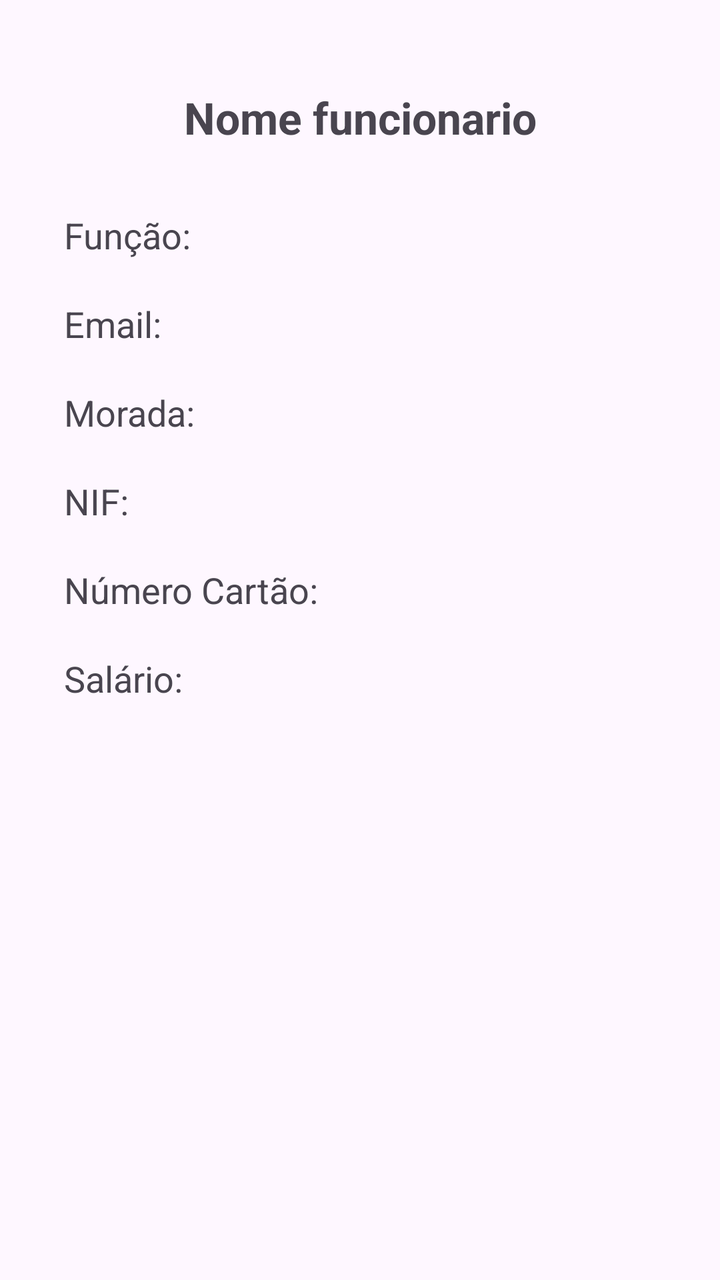
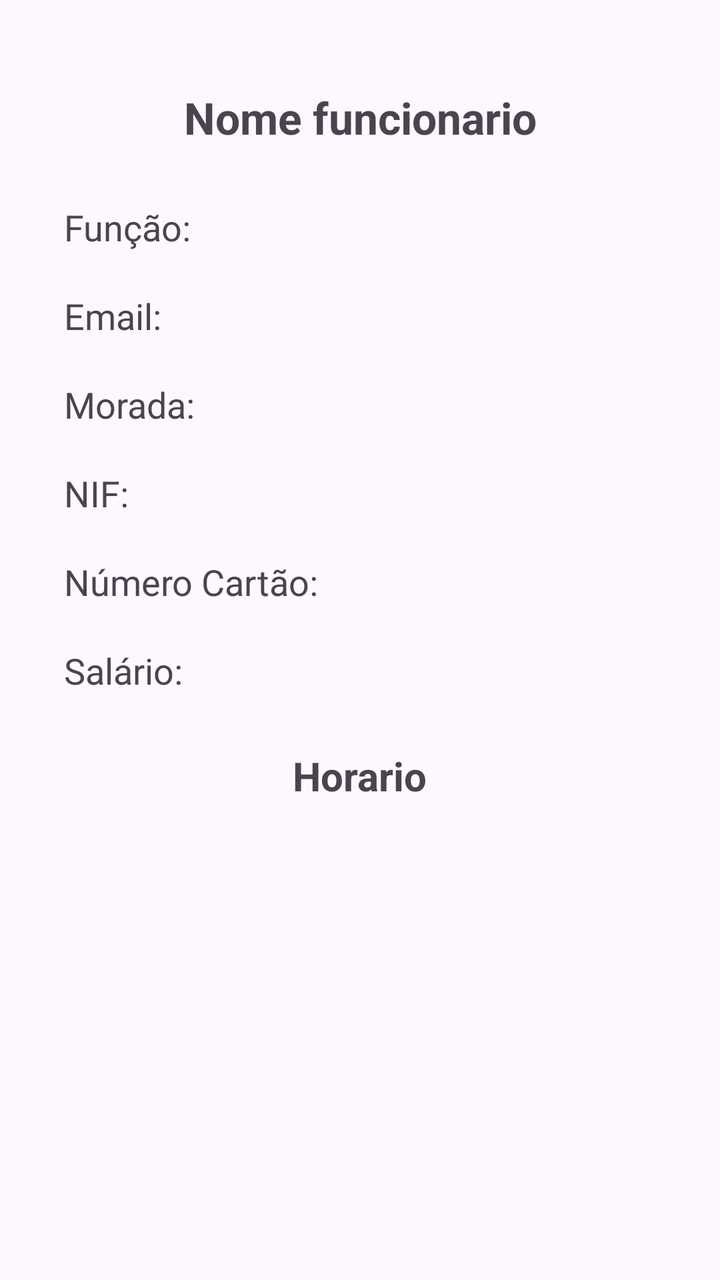

Two renders of the same Android screen: before a commit and after it. Below are the layout's source before the change and the commit's diff.
<!-- AndroidManifest.xml: application theme Theme.ProjectDroid_1220893_1241190 -->
<!-- res/layout/activity_detalhes_funcionario.xml -->
<?xml version="1.0" encoding="utf-8"?>
<androidx.constraintlayout.widget.ConstraintLayout xmlns:android="http://schemas.android.com/apk/res/android"
    xmlns:app="http://schemas.android.com/apk/res-auto"
    xmlns:tools="http://schemas.android.com/tools"
    android:id="@+id/main"
    android:layout_width="match_parent"
    android:layout_height="match_parent"
    tools:context=".ui.DetalhesFuncionario">

    <TextView
        android:id="@+id/nomeFuncionario"
        android:layout_width="0dp"
        android:layout_height="wrap_content"
        android:layout_marginStart="32dp"
        android:layout_marginTop="44dp"
        android:layout_marginEnd="32dp"
        android:gravity="center"
        android:text="Nome funcionario"
        android:textSize="22sp"
        android:textStyle="bold"
        app:layout_constraintEnd_toEndOf="parent"
        app:layout_constraintStart_toStartOf="parent"
        app:layout_constraintTop_toTopOf="parent" />

    <TextView
        android:id="@+id/funcaoFuncionario"
        android:layout_width="0dp"
        android:layout_height="wrap_content"
        android:layout_marginStart="32dp"
        android:layout_marginTop="32dp"
        android:layout_marginEnd="32dp"
        android:text="Função:"
        android:textSize="18sp"
        app:layout_constraintEnd_toEndOf="parent"
        app:layout_constraintStart_toStartOf="parent"
        app:layout_constraintTop_toBottomOf="@+id/nomeFuncionario" />

    <TextView
        android:id="@+id/emailFuncionario"
        android:layout_width="0dp"
        android:layout_height="wrap_content"
        android:layout_marginStart="32dp"
        android:layout_marginTop="20dp"
        android:layout_marginEnd="32dp"
        android:text="Email:"
        android:textSize="18sp"
        app:layout_constraintEnd_toEndOf="parent"
        app:layout_constraintStart_toStartOf="parent"
        app:layout_constraintTop_toBottomOf="@+id/funcaoFuncionario" />

    <TextView
        android:id="@+id/moradaFuncionario"
        android:layout_width="0dp"
        android:layout_height="wrap_content"
        android:layout_marginStart="32dp"
        android:layout_marginTop="20dp"
        android:layout_marginEnd="32dp"
        android:text="Morada:"
        android:textSize="18sp"
        app:layout_constraintEnd_toEndOf="parent"
        app:layout_constraintStart_toStartOf="parent"
        app:layout_constraintTop_toBottomOf="@+id/emailFuncionario" />

    <TextView
        android:id="@+id/nifFuncionario"
        android:layout_width="0dp"
        android:layout_height="wrap_content"
        android:layout_marginStart="32dp"
        android:layout_marginTop="20dp"
        android:layout_marginEnd="32dp"
        android:text="NIF:"
        android:textSize="18sp"
        app:layout_constraintEnd_toEndOf="parent"
        app:layout_constraintStart_toStartOf="parent"
        app:layout_constraintTop_toBottomOf="@+id/moradaFuncionario" />

    <TextView
        android:id="@+id/nCartaoFuncionario"
        android:layout_width="0dp"
        android:layout_height="wrap_content"
        android:layout_marginStart="32dp"
        android:layout_marginTop="20dp"
        android:layout_marginEnd="32dp"
        android:text="Número Cartão:"
        android:textSize="18sp"
        app:layout_constraintEnd_toEndOf="parent"
        app:layout_constraintStart_toStartOf="parent"
        app:layout_constraintTop_toBottomOf="@+id/nifFuncionario" />

    <TextView
        android:id="@+id/salarioFuncionario"
        android:layout_width="0dp"
        android:layout_height="wrap_content"
        android:layout_marginStart="32dp"
        android:layout_marginTop="20dp"
        android:layout_marginEnd="32dp"
        android:text="Salário:"
        android:textSize="18sp"
        app:layout_constraintEnd_toEndOf="parent"
        app:layout_constraintStart_toStartOf="parent"
        app:layout_constraintTop_toBottomOf="@+id/nCartaoFuncionario" />
</androidx.constraintlayout.widget.ConstraintLayout>
<!-- resources referenced by this layout -->
<resources>
  <style name="Theme.ProjectDroid_1220893_1241190" parent="Base.Theme.ProjectDroid_1220893_1241190" />
  <style name="Base.Theme.ProjectDroid_1220893_1241190" parent="Theme.Material3.DayNight.NoActionBar">
          
          
      </style>
</resources>

<!-- the commit's change to res/layout/activity_detalhes_funcionario.xml (unified diff, before → after) -->
@@ -27,7 +27,7 @@
         android:layout_width="0dp"
         android:layout_height="wrap_content"
         android:layout_marginStart="32dp"
-        android:layout_marginTop="32dp"
+        android:layout_marginTop="28dp"
         android:layout_marginEnd="32dp"
         android:text="Função:"
         android:textSize="18sp"
@@ -99,4 +99,37 @@
         app:layout_constraintEnd_toEndOf="parent"
         app:layout_constraintStart_toStartOf="parent"
         app:layout_constraintTop_toBottomOf="@+id/nCartaoFuncionario" />
+
+    <androidx.recyclerview.widget.RecyclerView
+        android:id="@+id/rvDetalhesHorarioFunc"
+        android:layout_width="413dp"
+        android:layout_height="234dp"
+        android:layout_marginTop="21dp"
+        app:layout_constraintEnd_toEndOf="parent"
+        app:layout_constraintStart_toStartOf="parent"
+        app:layout_constraintTop_toBottomOf="@+id/textView3" />
+
+    <Button
+        android:id="@+id/buttonGoGo"
+        android:layout_width="179dp"
+        android:layout_height="49dp"
+        android:layout_marginStart="200dp"
+        android:layout_marginTop="10dp"
+        android:layout_marginEnd="32dp"
+        android:text="Button"
+        app:layout_constraintEnd_toEndOf="parent"
+        app:layout_constraintStart_toStartOf="parent"
+        app:layout_constraintTop_toBottomOf="@+id/rvDetalhesHorarioFunc" />
+
+    <TextView
+        android:id="@+id/textView3"
+        android:layout_width="wrap_content"
+        android:layout_height="wrap_content"
+        android:layout_marginTop="27dp"
+        android:text="Horario"
+        android:textSize="20sp"
+        android:textStyle="bold"
+        app:layout_constraintEnd_toEndOf="parent"
+        app:layout_constraintStart_toStartOf="parent"
+        app:layout_constraintTop_toBottomOf="@+id/salarioFuncionario" />
 </androidx.constraintlayout.widget.ConstraintLayout>
